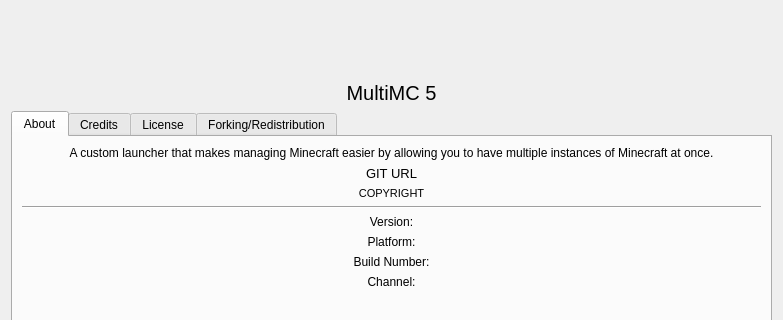
Above: launcher/ui/dialogs/AboutDialog.ui from VorwerkUa2/WerkLauncher before the change; both pictures show x 0 to 783 and y 0 to 320 of the 783 by 843 pixel window. Below: the same form after it.
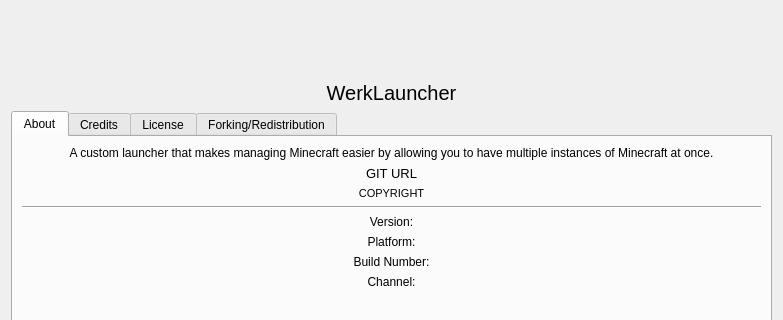
That is the form after the change.

Commit message: Update README with WerkLauncher details and fork info

What changed in the file:
```diff
--- a/launcher/ui/dialogs/AboutDialog.ui
+++ b/launcher/ui/dialogs/AboutDialog.ui
@@ -80,7 +80,7 @@
       </font>
      </property>
      <property name="text">
-      <string notr="true">MultiMC 5</string>
+      <string notr="true">WerkLauncher</string>
      </property>
      <property name="alignment">
       <set>Qt::AlignCenter</set>
```
The commit also changes 258 other files.
